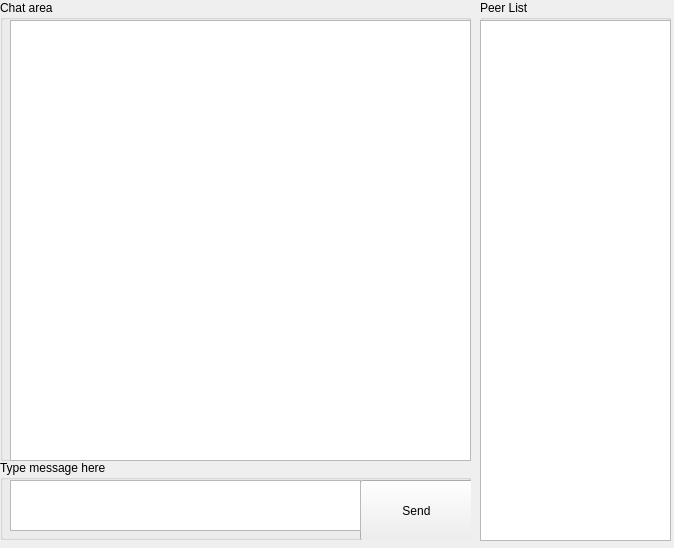
Qt form chatroom.ui (vivekvpandya/ChatClient) before a commit.
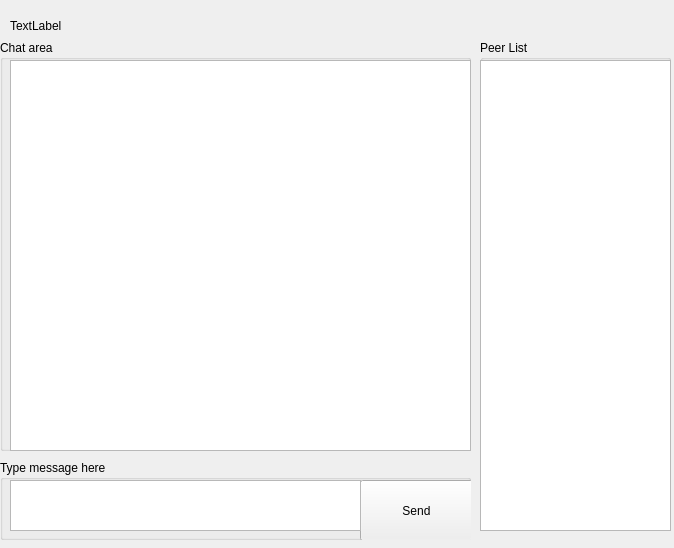
The same form after that commit.

What changed in the file:
```diff
--- a/chatroom.ui
+++ b/chatroom.ui
@@ -17,9 +17,9 @@
    <property name="geometry">
     <rect>
      <x>480</x>
-     <y>0</y>
+     <y>40</y>
      <width>191</width>
-     <height>541</height>
+     <height>491</height>
     </rect>
    </property>
    <property name="title">
@@ -31,7 +31,7 @@
       <x>0</x>
       <y>20</y>
       <width>191</width>
-      <height>521</height>
+      <height>471</height>
      </rect>
     </property>
    </widget>
@@ -40,9 +40,9 @@
    <property name="geometry">
     <rect>
      <x>0</x>
-     <y>0</y>
+     <y>40</y>
      <width>471</width>
-     <height>461</height>
+     <height>411</height>
     </rect>
    </property>
    <property name="title">
@@ -54,7 +54,7 @@
       <x>10</x>
       <y>20</y>
       <width>461</width>
-      <height>441</height>
+      <height>391</height>
      </rect>
     </property>
     <property name="readOnly">
@@ -98,6 +98,22 @@
     </property>
    </widget>
   </widget>
+  <widget class="QLabel" name="roomDescTopic">
+   <property name="geometry">
+    <rect>
+     <x>10</x>
+     <y>10</y>
+     <width>651</width>
+     <height>31</height>
+    </rect>
+   </property>
+   <property name="text">
+    <string>TextLabel</string>
+   </property>
+   <property name="wordWrap">
+    <bool>true</bool>
+   </property>
+  </widget>
  </widget>
  <resources/>
  <connections/>
```
Left out of the diff: 2 changed lines with no effect on the pictures.
